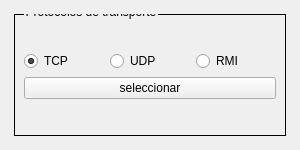
This is clientSide/vista/selector.ui in FranciscoScholborgh/ProyectoSeminarioActualizacion2019-2 as Qt 5 draws it before an edit. The edited form follows.
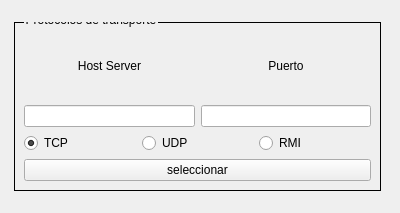
This is the edited form.

Commit message: comentarios, mensajes por consolas eliminados. Se añadio la capacidad de agregar el host y el puerto del servidor en la aplicacion del cliente

```diff
--- a/clientSide/vista/selector.ui
+++ b/clientSide/vista/selector.ui
@@ -6,15 +6,15 @@
    <rect>
     <x>0</x>
     <y>0</y>
-    <width>300</width>
-    <height>150</height>
+    <width>400</width>
+    <height>213</height>
    </rect>
   </property>
   <property name="windowTitle">
    <string>Protocolos</string>
   </property>
   <widget class="QWidget" name="centralwidget">
-   <layout class="QHBoxLayout" name="horizontalLayout_2">
+   <layout class="QHBoxLayout" name="horizontalLayout_3">
     <item>
      <spacer name="horizontalSpacer">
       <property name="orientation">
@@ -32,7 +32,7 @@
      </spacer>
     </item>
     <item>
-     <layout class="QVBoxLayout" name="verticalLayout_3">
+     <layout class="QVBoxLayout" name="verticalLayout_5">
       <item>
        <spacer name="verticalSpacer">
         <property name="orientation">
@@ -44,7 +44,7 @@
         <property name="sizeHint" stdset="0">
          <size>
           <width>20</width>
-          <height>5</height>
+          <height>13</height>
          </size>
         </property>
        </spacer>
@@ -71,9 +71,54 @@
         <property name="title">
          <string>Protocolos de transporte</string>
         </property>
-        <layout class="QVBoxLayout" name="verticalLayout_2">
+        <layout class="QVBoxLayout" name="verticalLayout_4">
          <item>
-          <layout class="QVBoxLayout" name="verticalLayout">
+          <layout class="QVBoxLayout" name="verticalLayout_3">
+           <item>
+            <layout class="QHBoxLayout" name="horizontalLayout_2">
+             <item>
+              <layout class="QVBoxLayout" name="verticalLayout">
+               <item>
+                <widget class="QLabel" name="label">
+                 <property name="text">
+                  <string>Host Server</string>
+                 </property>
+                 <property name="alignment">
+                  <set>Qt::AlignCenter</set>
+                 </property>
+                </widget>
+               </item>
+               <item>
+                <widget class="QLineEdit" name="host_server">
+                 <property name="inputMask">
+                  <string/>
+                 </property>
+                 <property name="text">
+                  <string/>
+                 </property>
+                </widget>
+               </item>
+              </layout>
+             </item>
+             <item>
+              <layout class="QVBoxLayout" name="verticalLayout_2">
+               <item>
+                <widget class="QLabel" name="label_2">
+                 <property name="text">
+                  <string>Puerto</string>
+                 </property>
+                 <property name="alignment">
+                  <set>Qt::AlignCenter</set>
+                 </property>
+                </widget>
+               </item>
+               <item>
+                <widget class="QLineEdit" name="port"/>
+               </item>
+              </layout>
+             </item>
+            </layout>
+           </item>
            <item>
             <layout class="QHBoxLayout" name="horizontalLayout">
              <item>
@@ -125,7 +170,7 @@
         <property name="sizeHint" stdset="0">
          <size>
           <width>20</width>
-          <height>5</height>
+          <height>13</height>
          </size>
         </property>
        </spacer>
@@ -142,7 +187,7 @@
       </property>
       <property name="sizeHint" stdset="0">
        <size>
-        <width>5</width>
+        <width>10</width>
         <height>5</height>
        </size>
       </property>
```
The commit also changes 4 other files.
